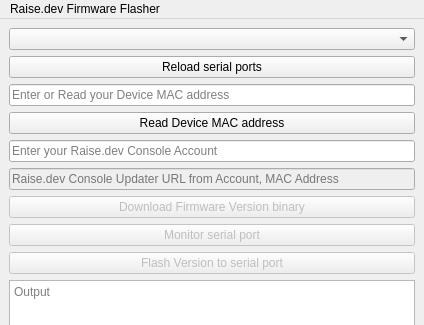
This is flasher.ui in raisedevs/flasher as Qt 5 draws it before an edit; both pictures show x 0 to 424 and y 0 to 325 of the 424 by 473 pixel window. The edited form follows.
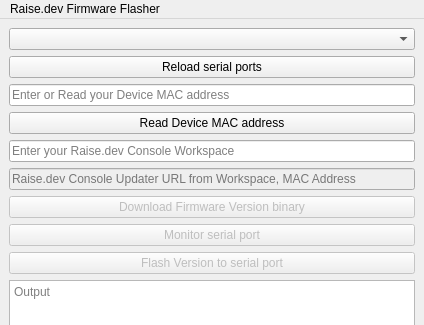
This is the edited form.

Commit message:
Rename Account to Workspace
Do a global replacement.

The edit to the form file:
```diff
--- a/flasher.ui
+++ b/flasher.ui
@@ -55,7 +55,7 @@
        <bool>false</bool>
       </property>
       <property name="placeholderText">
-       <string>Enter your Raise.dev Console Account</string>
+       <string>Enter your Raise.dev Console Workspace</string>
       </property>
      </widget>
     </item>
@@ -65,7 +65,7 @@
        <bool>false</bool>
       </property>
       <property name="placeholderText">
-       <string>Raise.dev Console Updater URL from Account, MAC Address</string>
+       <string>Raise.dev Console Updater URL from Workspace, MAC Address</string>
       </property>
      </widget>
     </item>
```
Left out of the diff: 2 changed lines with no effect on the pictures. The commit also changes 1 other file.
